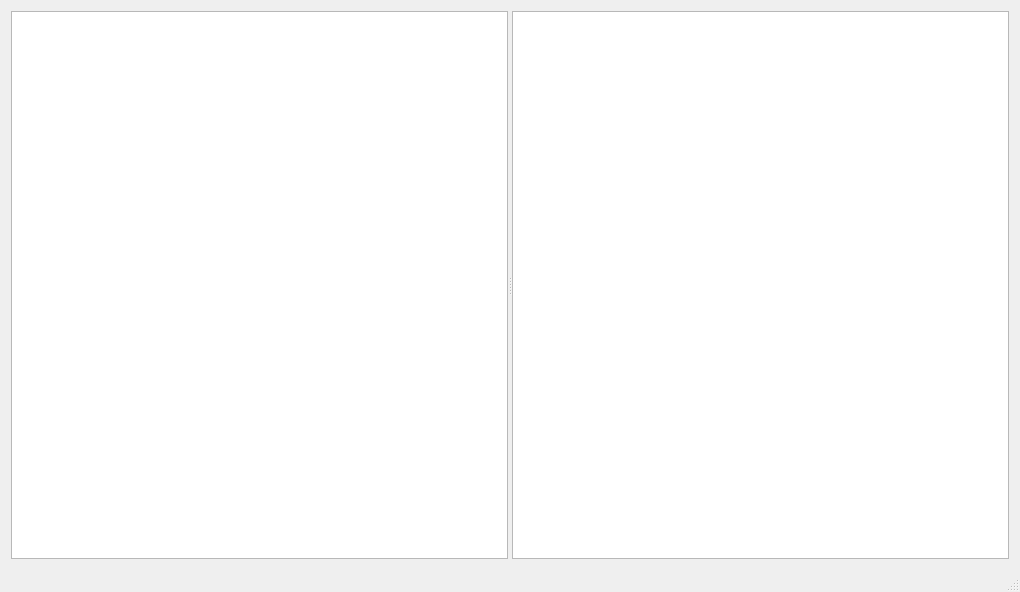
Before: the Qt Designer form mainwindow.ui in jlee975/cataloguing, drawn with Qt 5.
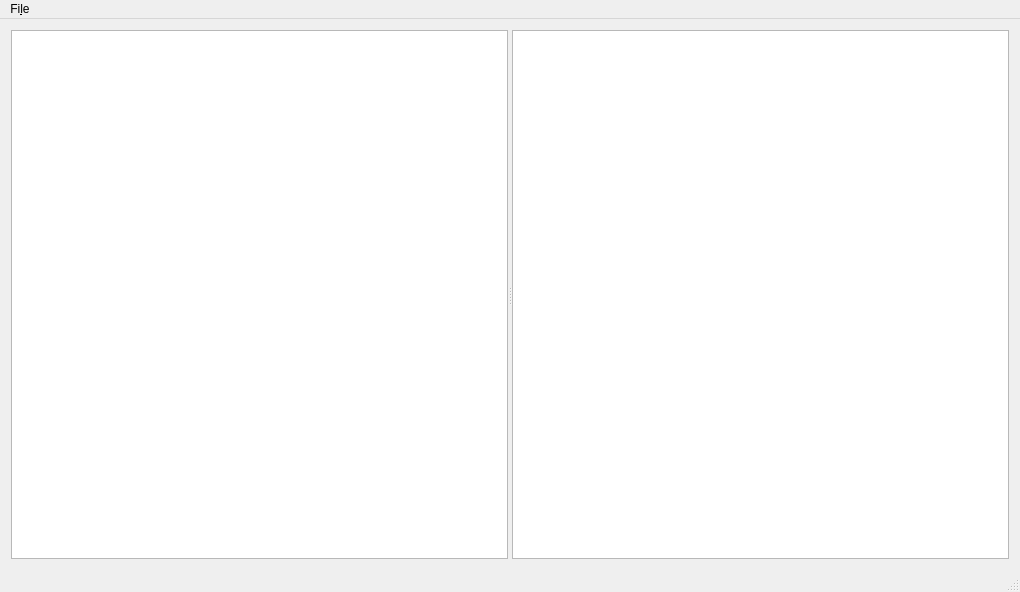
After: the same form once the commit is applied.

```diff
--- a/mainwindow.ui
+++ b/mainwindow.ui
@@ -35,6 +35,13 @@
      <height>29</height>
     </rect>
    </property>
+   <widget class="QMenu" name="menuFile">
+    <property name="title">
+     <string>Fi&amp;le</string>
+    </property>
+    <addaction name="actionImport"/>
+   </widget>
+   <addaction name="menuFile"/>
   </widget>
   <widget class="QStatusBar" name="statusBar"/>
  </widget>
```
Left out of the diff: 8 changed lines with no effect on the pictures.
